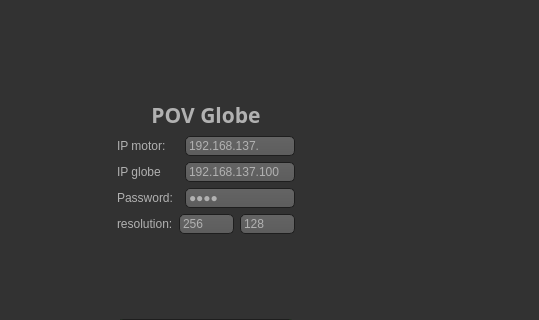
This is mainwindow.ui in magnocube/POV-Globe as Qt 5 draws it before an edit; both pictures show x 127 to 666 and y 0 to 320 of the 666 by 441 pixel window. The edited form follows.
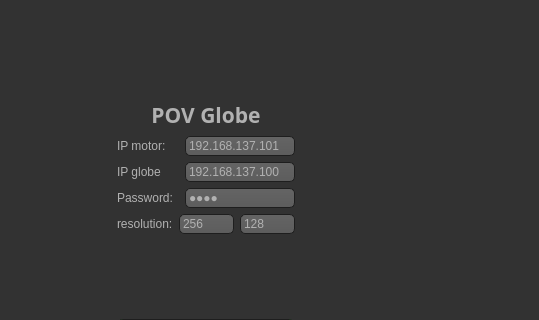
This is the edited form. Icons and pictures are not drawn.

Patch:
```diff
--- a/mainwindow.ui
+++ b/mainwindow.ui
@@ -562,7 +562,7 @@
                </size>
               </property>
               <property name="text">
-               <string>192.168.137.</string>
+               <string>192.168.137.101</string>
               </property>
              </widget>
             </item>
```
